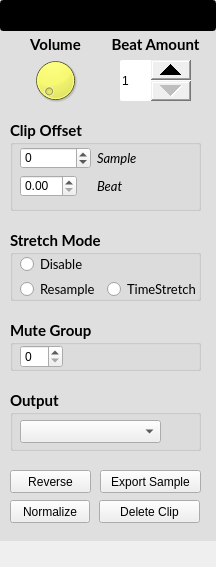
Vampouille/superboucle, file superboucle/edit_clip_ui.ui: the form before one commit.
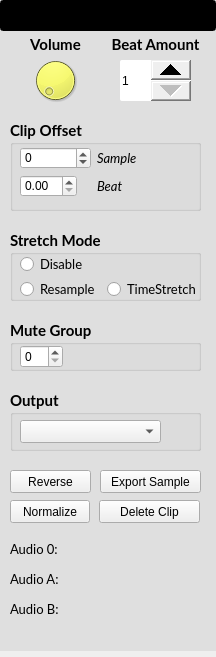
The form after the commit. Custom widgets are drawn as their Qt base class.

Commit message: feat: add audio file description

Patch:
```diff
--- a/superboucle/edit_clip_ui.ui
+++ b/superboucle/edit_clip_ui.ui
@@ -7,7 +7,7 @@
     <x>0</x>
     <y>0</y>
     <width>216</width>
-    <height>567</height>
+    <height>657</height>
    </rect>
   </property>
   <property name="sizePolicy">
@@ -25,7 +25,7 @@
      <x>0</x>
      <y>0</y>
      <width>216</width>
-     <height>541</height>
+     <height>651</height>
     </rect>
    </property>
    <property name="styleSheet">
@@ -462,6 +462,120 @@
      </property>
     </widget>
    </widget>
+   <widget class="QLabel" name="audio_0_label">
+    <property name="geometry">
+     <rect>
+      <x>10</x>
+      <y>540</y>
+      <width>54</width>
+      <height>17</height>
+     </rect>
+    </property>
+    <property name="font">
+     <font>
+      <family>Lato</family>
+      <pointsize>10</pointsize>
+     </font>
+    </property>
+    <property name="text">
+     <string>Audio 0:</string>
+    </property>
+   </widget>
+   <widget class="QLabel" name="audio_b_label">
+    <property name="geometry">
+     <rect>
+      <x>10</x>
+      <y>600</y>
+      <width>54</width>
+      <height>17</height>
+     </rect>
+    </property>
+    <property name="font">
+     <font>
+      <family>Lato</family>
+      <pointsize>10</pointsize>
+     </font>
+    </property>
+    <property name="text">
+     <string>Audio B:</string>
+    </property>
+   </widget>
+   <widget class="QLabel" name="audio_a_label">
+    <property name="geometry">
+     <rect>
+      <x>10</x>
+      <y>570</y>
+      <width>54</width>
+      <height>17</height>
+     </rect>
+    </property>
+    <property name="font">
+     <font>
+      <family>Lato</family>
+      <pointsize>10</pointsize>
+     </font>
+    </property>
+    <property name="text">
+     <string>Audio A:</string>
+    </property>
+   </widget>
+   <widget class="QLabel" name="audio_0">
+    <property name="geometry">
+     <rect>
+      <x>65</x>
+      <y>540</y>
+      <width>141</width>
+      <height>17</height>
+     </rect>
+    </property>
+    <property name="font">
+     <font>
+      <family>Lato</family>
+      <pointsize>10</pointsize>
+     </font>
+    </property>
+    <property name="text">
+     <string/>
+    </property>
+   </widget>
+   <widget class="QLabel" name="audio_a">
+    <property name="geometry">
+     <rect>
+      <x>65</x>
+      <y>570</y>
+      <width>141</width>
+      <height>17</height>
+     </rect>
+    </property>
+    <property name="font">
+     <font>
+      <family>Lato</family>
+      <pointsize>10</pointsize>
+     </font>
+    </property>
+    <property name="text">
+     <string/>
+    </property>
+   </widget>
+   <widget class="QLabel" name="audio_b">
+    <property name="geometry">
+     <rect>
+      <x>65</x>
+      <y>600</y>
+      <width>141</width>
+      <height>17</height>
+     </rect>
+    </property>
+    <property name="font">
+     <font>
+      <family>Lato</family>
+      <pointsize>10</pointsize>
+     </font>
+    </property>
+    <property name="text">
+     <string/>
+    </property>
+   </widget>
   </widget>
  </widget>
  <customwidgets>
```
The commit also changes 3 other files.
